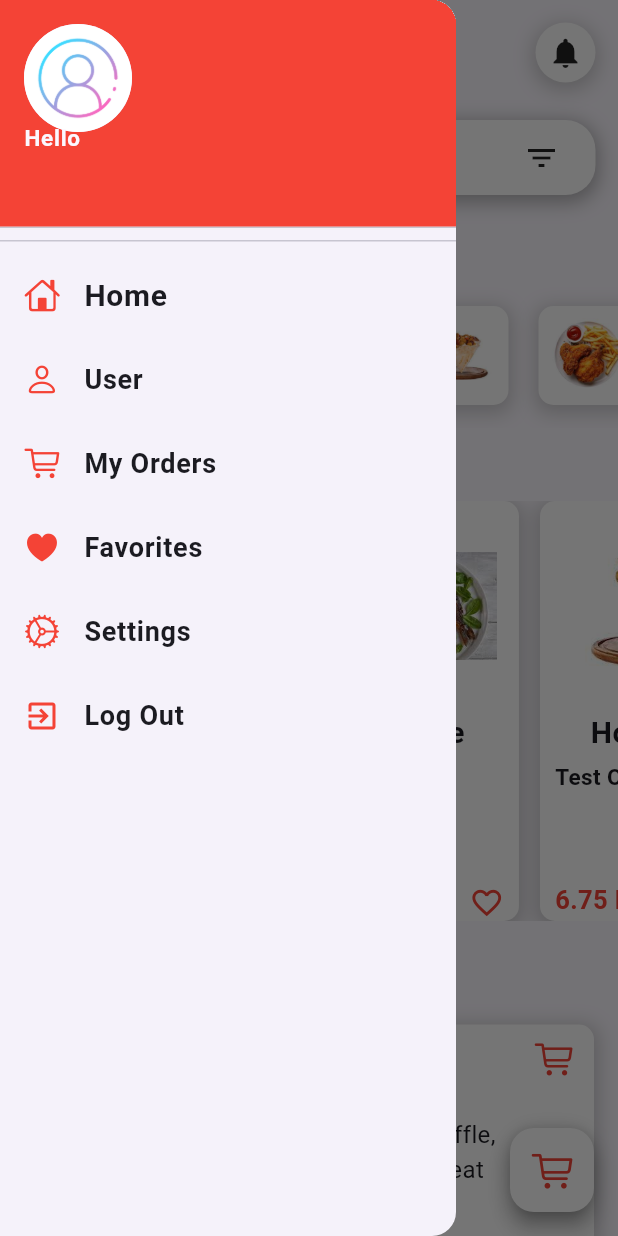
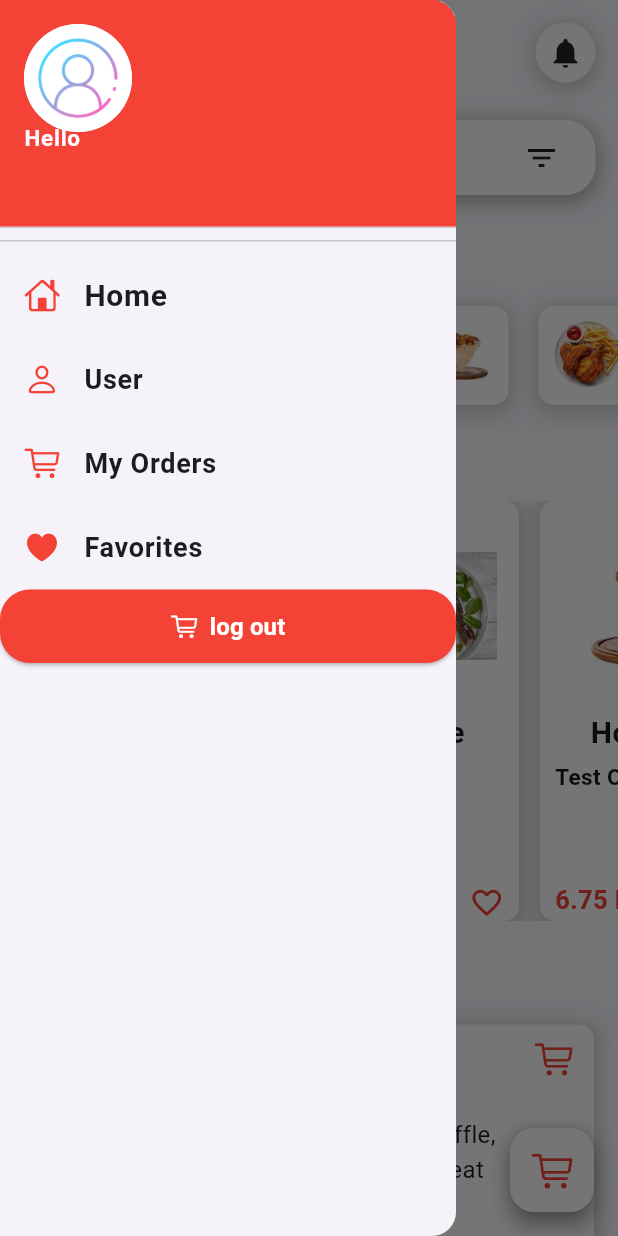
Before and after one commit to ykeight/Eight-Flutter, a Flutter app: the screen it shows once a user with an empty profile is signed in, with the side drawer open, on a phone screen of 412 x 824 dp. Run offline on Flutter 3.47's test engine with Material 3 defaults, Android fonts, the phone set to English and light mode, and no system bars; our stand-ins replace cloud_firestore, firebase_auth, firebase_core, flutter_rating_bar, google_fonts; missing offline and left inert: clippy_flutter, dart:js_interop; accounts and stored records are empty.

Commit message:
Your commit message

```diff
--- a/lib/main.dart
+++ b/lib/main.dart
@@ -5,10 +5,11 @@ import 'package:firebase_core/firebase_core.dart';
 import 'package:projj/auth.dart';
 import 'package:projj/home_screen.dart';
 import 'package:projj/screens/CartPage.dart';
+import 'package:projj/screens/ItemPage.dart';
 import 'package:projj/screens/login_screen.dart';
+import 'package:projj/screens/signout.dart';
 import 'package:projj/screens/signup.dart';
 import 'firebase_options.dart';
-
 
 // ...
 void main() async {
@@ -41,6 +42,8 @@ class MyApp extends StatelessWidget {
         'signupScreen': (context) => Signup(),
         'loginScreen': (context) => Loginscreen(),
         'cartPage': (context) => CartPage(),
+        'itemPage': (context) => ItemPage(),
+        'signoutScreen': (context) => SignOut(),
       },
     );
   }
--- a/lib/screens/DrawerWidget.dart
+++ b/lib/screens/DrawerWidget.dart
@@ -90,31 +90,56 @@ class DrawerWidget extends StatelessWidget {
               ),
             ),
           ),
-          ListTile(
-            leading: Icon(
-              CupertinoIcons.settings,
-              color: Colors.red,
+          ElevatedButton.icon(
+            onPressed: () {
+              Navigator.of(context).pushReplacementNamed('signoutScreen');
+            },
+            style: ButtonStyle(
+              backgroundColor: MaterialStateProperty.all(Colors.red),
+              padding: MaterialStateProperty.all(
+                EdgeInsets.symmetric(vertical: 13, horizontal: 15),
+              ),
+              shape: MaterialStateProperty.all<RoundedRectangleBorder>(
+                  RoundedRectangleBorder(
+                borderRadius: BorderRadius.circular(20),
+              )),
             ),
-            title: Text(
-              "Settings",
+            icon: Icon(
+              CupertinoIcons.cart,
+              color: Colors.white,
+            ),
+            label: Text(
+              "log out",
               style: TextStyle(
-                fontSize: 18,
+                fontSize: 16,
                 fontWeight: FontWeight.bold,
+                color: Colors.white,
               ),
             ),
-          ),
-          ListTile(
-            leading: Icon(
-              Icons.exit_to_app,
-              color: Colors.red,
-            ),
-            title: Text(
-              "Log Out",
-              style: TextStyle(
-                fontSize: 18,
-                fontWeight: FontWeight.bold,
-              ),
-            ),
+            //   leading: Icon(
+            //     CupertinoIcons.settings,
+            //     color: Colors.red,
+            //   ),
+            //   title: Text(
+            //     "Settings",
+            //     style: TextStyle(
+            //       fontSize: 18,
+            //       fontWeight: FontWeight.bold,
+            //     ),
+            //   ),
+            // ),
+            // ListTile(
+            //   leading: Icon(
+            //     Icons.exit_to_app,
+            //     color: Colors.red,
+            //   ),
+            //   title: Text(
+            //     "Log Out",
+            //     style: TextStyle(
+            //       fontSize: 18,
+            //       fontWeight: FontWeight.bold,
+            //     ),
+            //   ),
           ),
         ],
       ),
--- a/lib/screens/PopularItemsWidget.dart
+++ b/lib/screens/PopularItemsWidget.dart
@@ -33,12 +33,17 @@ class PopularItemsWidget extends StatelessWidget {
                   child: Column(
                     crossAxisAlignment: CrossAxisAlignment.start,
                     children: [
-                      Container(
-                        alignment: Alignment.center,
-                        padding: EdgeInsets.all(5),
-                        child: Image.asset(
-                          'images/burger.png',
-                          height: 120,
+                      InkWell(
+                        onTap: () {
+                          Navigator.pushNamed(context, 'itemPage');
+                        },
+                        child: Container(
+                          alignment: Alignment.center,
+                          padding: EdgeInsets.all(5),
+                          child: Image.asset(
+                            'images/burger.png',
+                            height: 120,
+                          ),
                         ),
                       ),
                       Center(
--- a/lib/screens/signout.dart
+++ b/lib/screens/signout.dart
@@ -1,16 +1,16 @@
-// ignore_for_file: prefer_const_constructors
+// ignore_for_file: prefer_const_constructors, no_logic_in_create_state
 
 import 'package:firebase_auth/firebase_auth.dart';
 import 'package:flutter/material.dart';
 
-class HomeScreen extends StatefulWidget {
-  const HomeScreen({super.key});
+class SignOut extends StatefulWidget {
+  const SignOut({super.key});
 
   @override
-  State<HomeScreen> createState() => _HomeScreenState();
+  State<SignOut> createState() => _SignOutState();
 }
 
-class _HomeScreenState extends State<HomeScreen> {
+class _SignOutState extends State<SignOut> {
   final user = FirebaseAuth.instance.currentUser!;
 
   @override
--- a/pubspec.yaml
+++ b/pubspec.yaml
@@ -40,6 +40,7 @@ dependencies:
   cloud_firestore: ^4.13.3
   google_fonts:
   flutter_rating_bar: ^4.0.1
+  clippy_flutter: ^2.0.0-nullsafety.1
 
 dev_dependencies:
   flutter_test:
```
Also changed, not shown: lib/screens/ItemBottomNavBar.dart (added, +72 -0 lines), lib/screens/ItemPage.dart (added, +180 -0 lines), pubspec.lock, 1 other file.
